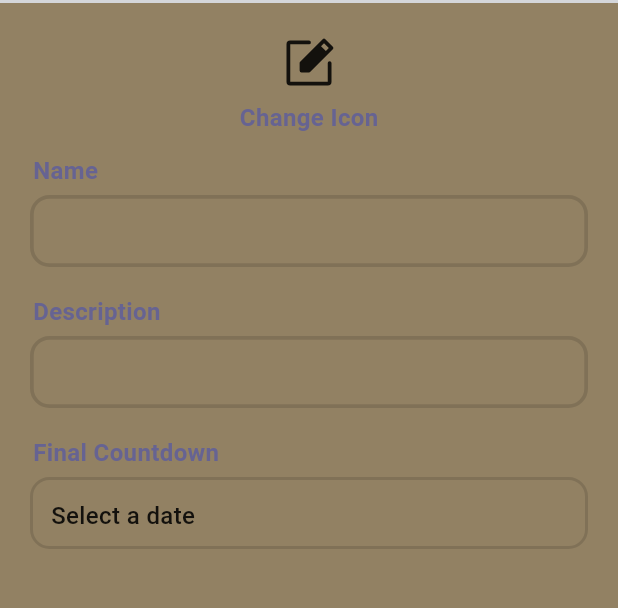
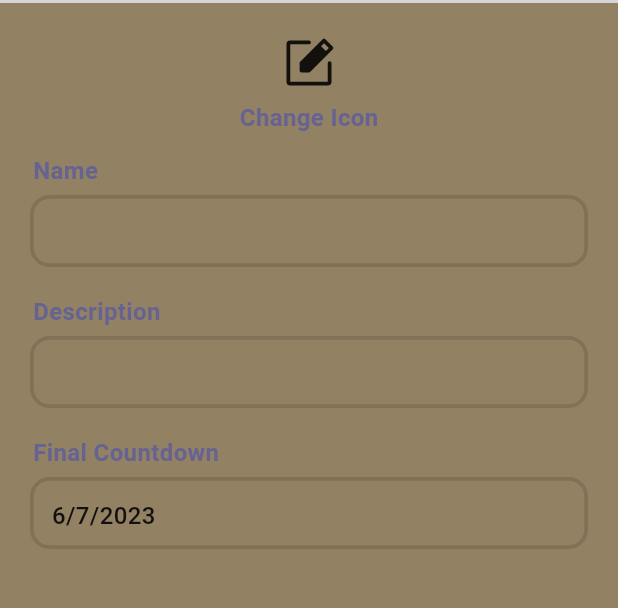
Before and after one commit to sankassio99/goals_tracker, a Flutter app: the GoalSettingsDialog screen opened directly with empty values, on a phone screen of 412 x 824 dp, the part 66-674 px from its top. Run offline on Flutter 3.47's test engine with Material 2 defaults, Android fonts, the phone set to English and light mode, and no system bars; our stand-ins replace get, percent_indicator, phosphor_flutter, table_calendar; Roboto replaces fonts that are missing (Poppins).

Commit message:
When tap in ready button on dialog settings must update final date goal (GREEN)

```diff
--- a/lib/presentation/components/goal_settings_dialog.dart
+++ b/lib/presentation/components/goal_settings_dialog.dart
@@ -86,7 +86,33 @@ class GoalSettingsDialog extends StatelessWidget {
                 const SizedBox(
                   height: 18,
                 ),
-                Column(
+                DateFormField(
+                  key: const Key("goalFinalDate"),
+                  selectedDate: goalModel.finalDate.obs,
+                  onSelectDate: goalModel.setFinalDate,
+                )
+              ],
+            ),
+          ),
+        ),
+      ),
+    );
+  }
+}
+
+class DateFormField extends StatelessWidget {
+  final Rx<DateTime?> selectedDate;
+  final Function(DateTime? date) onSelectDate;
+
+  const DateFormField({
+    super.key,
+    required this.selectedDate,
+    required this.onSelectDate,
+  });
+
+  @override
+  Widget build(BuildContext context) {
+    return Column(
       mainAxisAlignment: MainAxisAlignment.start,
       crossAxisAlignment: CrossAxisAlignment.start,
       children: [
@@ -103,13 +129,12 @@ class GoalSettingsDialog extends StatelessWidget {
         ),
         InkWell(
           onTap: () async {
-                        var selectedDate = await showDatePicker(
+            selectedDate.value = await showDatePicker(
                 context: context,
                 initialDate: DateTime.now(),
                 firstDate: DateTime.now(),
                 lastDate: DateTime(2025));
-                        selectedDateTime.value =
-                            "${selectedDate?.day}/${selectedDate?.month}/${selectedDate?.year}";
+            onSelectDate(selectedDate.value);
           },
           child: Container(
             width: double.infinity,
@@ -118,22 +143,24 @@ class GoalSettingsDialog extends StatelessWidget {
             decoration: BoxDecoration(
               border: Border.all(
                 color: Colors.black12,
-                            width: 2.0,
+                width: 2.5,
               ),
               borderRadius: BorderRadius.circular(13),
             ),
             child: Obx(
-                          () => Text(selectedDateTime.value),
+              () => Text(dateToString(selectedDate.value)),
             ),
           ),
         ),
       ],
-                )
-              ],
-            ),
-          ),
-        ),
-      ),
     );
   }
+
+  dateToString(DateTime? value) {
+    if (value != null) {
+      return "${value.day}/${value.month}/${value.year}";
     }
+
+    return "";
+  }
+}
```
Also changed, not shown: lib/presentation/models/goal_model.dart (+11 -6 lines), 1 other file. Lines whose indentation alone changed are shown as unchanged.
